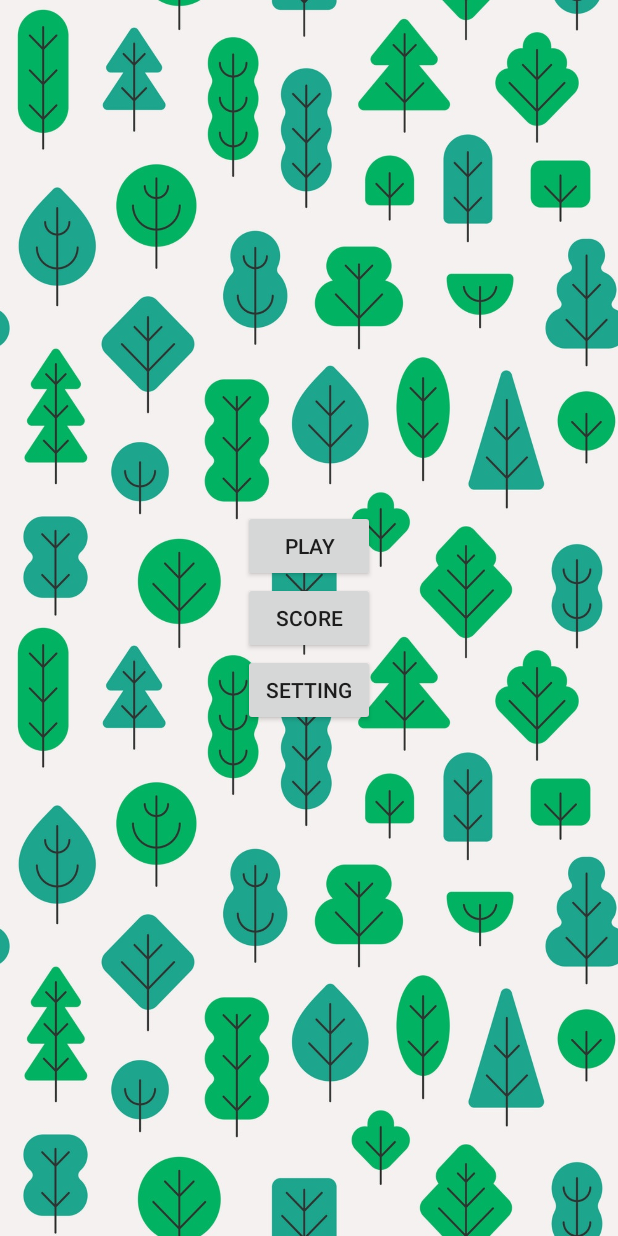
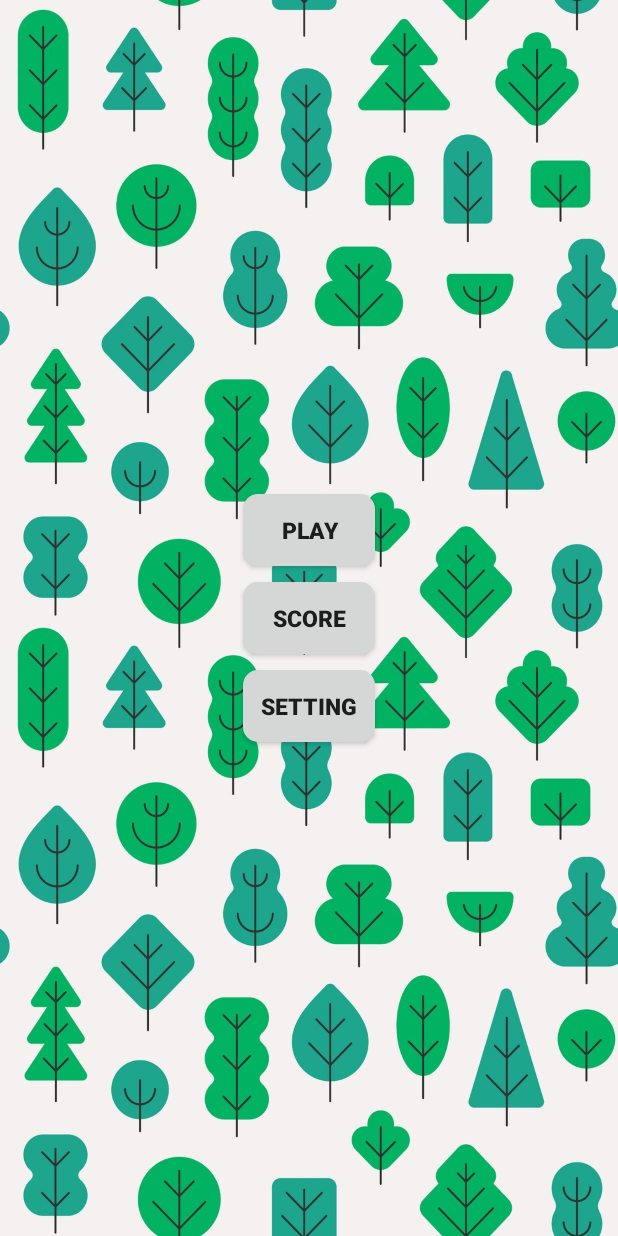
Before and after one commit to M-Fathi/Maze_Game, an Android app: the screen it shows after launch (MainPage), on a phone screen of 412 x 824 dp. Run offline under Robolectric (Android 15) with nearby library versions, the phone set to English and light mode, and no system bars.

Commit message:
Merge branch 'master' of https://github.com/M-Fathi/Maze_Game
# Conflicts:
#	app/src/main/java/com/mohammad_fathi/maze_game/Main2Activity.java

```diff
--- a/app/build.gradle
+++ b/app/build.gradle
@@ -22,6 +22,7 @@ dependencies {
     implementation fileTree(dir: 'libs', include: ['*.jar'])
     implementation 'com.android.support:appcompat-v7:27.1.1'
     implementation 'com.android.support.constraint:constraint-layout:1.1.3'
+    implementation 'com.android.support:design:27.1.1'
     testImplementation 'junit:junit:4.12'
     androidTestImplementation 'com.android.support.test:runner:1.0.2'
     androidTestImplementation 'com.android.support.test.espresso:espresso-core:3.0.2'
--- /dev/null
+++ b/app/src/main/java/com/mohammad_fathi/maze_game/Splash.java
@@ -0,0 +1,31 @@
+package com.mohammad_fathi.maze_game;
+
+import android.content.Intent;
+import android.os.Bundle;
+import android.os.Handler;
+import android.support.design.widget.FloatingActionButton;
+import android.support.design.widget.Snackbar;
+import android.support.v7.app.AppCompatActivity;
+import android.support.v7.widget.Toolbar;
+import android.view.View;
+
+public class Splash extends AppCompatActivity {
+    private final int splash_time = 2500;
+
+    @Override
+    protected void onCreate(Bundle savedInstanceState) {
+        super.onCreate(savedInstanceState);
+        setContentView(R.layout.splash);
+        new Handler().postDelayed(new Runnable() {
+            @Override
+            public void run() {
+                Intent intent = new Intent(Splash.this, MainPage.class);
+                startActivity(intent);
+                Splash.this.finish();
+            }
+        }, splash_time);
+    }
+
+    public void onBackPressed() {
+    }
+}
--- /dev/null
+++ b/app/src/main/res/drawable/button_shape.xml
@@ -0,0 +1,18 @@
+<?xml version="1.0" encoding="utf-8"?>
+<selector xmlns:android="http://schemas.android.com/apk/res/android">
+
+    <item android:state_pressed="true">
+        <shape android:shape="rectangle">
+            <corners android:radius="10dp" />
+            <solid android:color="@color/gold"/>
+        </shape>
+    </item>
+    <item >
+        <shape android:shape="rectangle">
+            <corners android:radius="10dp" />
+            <solid android:color="@color/gray"/>
+        </shape>
+    </item>
+
+
+</selector>
--- a/app/src/main/res/layout/main_page.xml
+++ b/app/src/main/res/layout/main_page.xml
@@ -4,27 +4,35 @@
     xmlns:tools="http://schemas.android.com/tools"
     android:layout_width="match_parent"
     android:layout_height="match_parent"
-    tools:context=".MainPage"
+    android:layout_gravity="center"
+    android:background="@drawable/tree2"
+    android:gravity="center"
     android:orientation="vertical"
-    android:layout_gravity="center"
-    android:gravity="center"
-    android:background="@drawable/tree2">
+    tools:context=".MainPage">
 
     <Button
         android:id="@+id/btn_play"
+        style="@style/button"
         android:layout_width="wrap_content"
         android:layout_height="wrap_content"
+        android:onClick="playGame"
         android:text="@string/play"
-        android:onClick="playGame"/>
+        android:background="@drawable/button_shape"/>
+
     <Button
         android:id="@+id/btn_score"
+        style="@style/button"
         android:layout_width="wrap_content"
         android:layout_height="wrap_content"
-        android:text="@string/score"/>
+        android:text="@string/score"
+        android:background="@drawable/button_shape"/>
+
     <Button
         android:id="@+id/btn_setting"
+        style="@style/button"
         android:layout_width="wrap_content"
         android:layout_height="wrap_content"
-        android:text="@string/setting"/>
+        android:text="@string/setting"
+        android:background="@drawable/button_shape"/>
 
 </LinearLayout>
--- a/app/src/main/res/values/colors.xml
+++ b/app/src/main/res/values/colors.xml
@@ -6,5 +6,6 @@
     <color name="blue">#3247cf</color>
     <color name="gold">#ffb302</color>
     <color name="kerem">#e2e2e0</color>
+    <color name="gray">#d5d6d6</color>
 
 </resources>
--- /dev/null
+++ b/app/src/main/res/values/dimens.xml
@@ -0,0 +1,3 @@
+<resources>
+    <dimen name="fab_margin">16dp</dimen>
+</resources>
--- a/app/src/main/res/values/strings.xml
+++ b/app/src/main/res/values/strings.xml
@@ -3,4 +3,5 @@
     <string name="play">Play</string>
     <string name="score">score</string>
     <string name="setting">setting</string>
+    <string name="title_activity_splash">Splash</string>
 </resources>
--- a/app/src/main/res/values/styles.xml
+++ b/app/src/main/res/values/styles.xml
@@ -8,4 +8,15 @@
         <item name="colorAccent">@color/colorAccent</item>
     </style>
 
+    <style name="AppTheme.AppBarOverlay" parent="ThemeOverlay.AppCompat.Dark.ActionBar" />
+
+    <style name="AppTheme.PopupOverlay" parent="ThemeOverlay.AppCompat.Light" />
+
+    <style name="button">
+        <item name="android:textSize">15sp</item>
+        <item name="android:layout_margin">5dp</item>
+        <item name="android:textStyle">bold</item>
+
+    </style>
+
 </resources>
```
Also changed, not shown: app/src/main/AndroidManifest.xml (+10 -3 lines), app/src/main/java/com/mohammad_fathi/maze_game/Main2Activity.java (+18 -40 lines), app/src/main/java/com/mohammad_fathi/maze_game/database/DBHelper.java (added, +38 -0 lines), app/src/main/java/com/mohammad_fathi/maze_game/entity/Scores.java (added, +33 -0 lines), app/src/main/res/layout/splash.xml (added, +12 -0 lines), app/src/main/res/drawable/splash1.png (added), app/src/main/res/drawable/t1.png (added), app/src/main/res/drawable/t2.png (added), app/src/main/res/drawable/t3.png (added), app/src/main/res/drawable/t4.png (added), app/src/main/res/drawable/t5.png (added).
